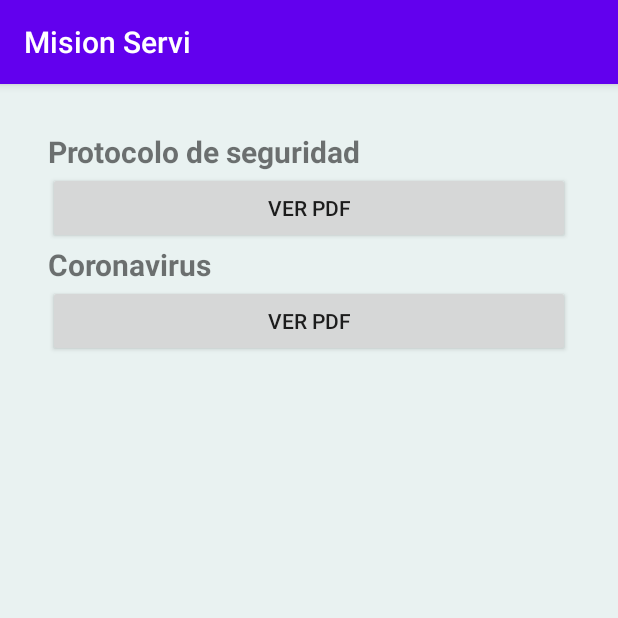
After one commit to Genuba/mision-servi, an Android app: the DescargarAchivos screen opened directly, with no data from a screen before it, on a phone screen of 412 x 824 dp, the top half of it. The commit adds this screen. Run offline under Robolectric (Android 15) with nearby library versions, the phone set to English and light mode, and no system bars.

Commit message:
With love

```diff
--- a/app/build.gradle
+++ b/app/build.gradle
@@ -32,6 +32,7 @@ android {
 
 dependencies {
     implementation fileTree(dir: 'libs', include: ['*.jar'])
+    implementation 'com.github.barteksc:android-pdf-viewer:2.8.2'
     implementation "org.jetbrains.kotlin:kotlin-stdlib-jdk7:$kotlin_version"
     implementation 'androidx.appcompat:appcompat:1.1.0'
     implementation 'androidx.core:core-ktx:1.2.0'
--- /dev/null
+++ b/app/src/main/java/com/example/misionservi/DescargarAchivos.kt
@@ -0,0 +1,24 @@
+package com.example.misionservi
+
+import android.content.Intent
+import androidx.appcompat.app.AppCompatActivity
+import android.os.Bundle
+import android.view.View
+
+class DescargarAchivos : AppCompatActivity() {
+
+    override fun onCreate(savedInstanceState: Bundle?) {
+        super.onCreate(savedInstanceState)
+        setContentView(R.layout.activity_descargar_achivos)
+    }
+
+    fun clickBtnProtocoloSeguridad(view: View) {
+        val intent = Intent(this, FileProtocoloSeguridad::class.java)
+        startActivity(intent)
+    }
+
+    fun clickBtnCoronavirus(view: View) {
+        val intent = Intent(this, FileCoronavirus::class.java)
+        startActivity(intent)
+    }
+}
--- a/app/src/main/java/com/example/misionservi/MainActivity.kt
+++ b/app/src/main/java/com/example/misionservi/MainActivity.kt
@@ -78,4 +78,9 @@ class MainActivity : AppCompatActivity() {
         })
     }
 
+    fun archivosInstructivos(view: View) {
+        val intent = Intent(this, DescargarAchivos::class.java)
+        startActivity(intent)
+    }
+
 }
--- /dev/null
+++ b/app/src/main/res/layout/activity_descargar_achivos.xml
@@ -0,0 +1,59 @@
+<?xml version="1.0" encoding="utf-8"?>
+<androidx.constraintlayout.widget.ConstraintLayout xmlns:android="http://schemas.android.com/apk/res/android"
+    xmlns:app="http://schemas.android.com/apk/res-auto"
+    xmlns:tools="http://schemas.android.com/tools"
+    android:layout_width="match_parent"
+    android:layout_height="match_parent"
+    android:background="#e9f2f1"
+    tools:context=".DescargarAchivos">
+
+
+    <ScrollView
+        android:layout_width="match_parent"
+        android:layout_height="match_parent">
+
+        <LinearLayout
+            android:layout_width="match_parent"
+            android:layout_height="wrap_content"
+            android:layout_marginStart="2dp"
+            android:layout_marginLeft="2dp"
+            android:layout_marginTop="1dp"
+            android:layout_marginEnd="2dp"
+            android:layout_marginRight="2dp"
+            android:layout_marginBottom="1dp"
+            android:orientation="vertical"
+            android:padding="30dp" >
+
+            <TextView
+                android:id="@+id/textView13"
+                android:layout_width="match_parent"
+                android:layout_height="wrap_content"
+                android:text="Protocolo de seguridad"
+                android:textSize="20sp"
+                android:textStyle="bold"/>
+
+
+            <Button
+                android:id="@+id/button"
+                android:layout_width="match_parent"
+                android:layout_height="wrap_content"
+                android:onClick="clickBtnProtocoloSeguridad"
+                android:text="Ver PDF" />
+
+            <TextView
+                android:id="@+id/textView12"
+                android:layout_width="match_parent"
+                android:layout_height="wrap_content"
+                android:text="Coronavirus"
+                android:textSize="20sp"
+                android:textStyle="bold"/>
+
+            <Button
+                android:id="@+id/button2"
+                android:layout_width="match_parent"
+                android:layout_height="wrap_content"
+                android:onClick="clickBtnCoronavirus"
+                android:text="Ver PDF" />
+        </LinearLayout>
+    </ScrollView>
+</androidx.constraintlayout.widget.ConstraintLayout>
```
Also changed, not shown: app/src/main/AndroidManifest.xml (+6 -2 lines), app/src/main/java/com/example/misionservi/FileCoronavirus.kt (added, +18 -0 lines), app/src/main/java/com/example/misionservi/FileProtocoloSeguridad.kt (added, +18 -0 lines), app/src/main/res/layout/activity_file_coronavirus.xml (added, +15 -0 lines), app/src/main/res/layout/activity_file_protocolo_seguridad.xml (added, +15 -0 lines), app/src/main/res/layout/activity_main.xml (+8 -0 lines).
